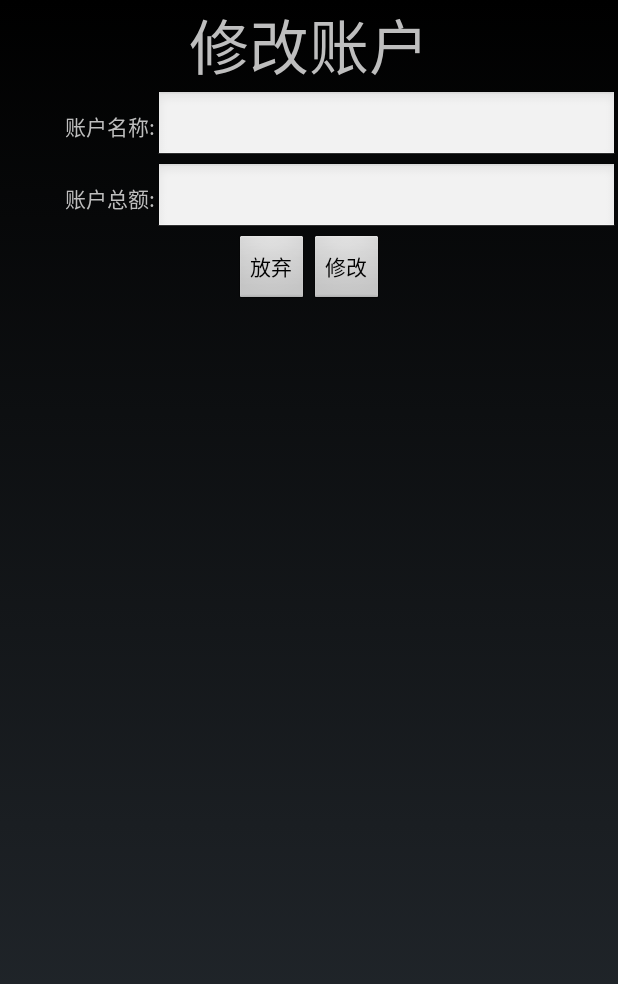
After one commit to dimoge/granule-android, an Android app: the layout dialog_account_update.xml on its own in the app's theme, with its tools: preview values and no code run, on a phone screen of 412 x 824 dp. The commit adds this screen. Shown: the top 984 px of the screen. Run offline under Robolectric (Android 15) with nearby library versions, the phone set to English and light mode, and no system bars.

Commit message:
修改账户信息界面搭建完成 ,哦yes

```diff
--- a/src/main/res/layout/adapter_account.xml
+++ b/src/main/res/layout/adapter_account.xml
@@ -15,7 +15,7 @@
         </LinearLayout>
         <!-- 编辑按钮-->
         <LinearLayout android:layout_width="match_parent" android:layout_height="match_parent" android:layout_weight="3">
-            <ImageView android:layout_width="wrap_content" android:layout_height="wrap_content" android:background="@mipmap/account_update"/>
+            <ImageButton android:id="@+id/account_update_imgBtn" android:layout_width="wrap_content" android:layout_height="wrap_content" android:background="@mipmap/account_update"/>
         </LinearLayout>
     </LinearLayout>
 
--- /dev/null
+++ b/src/main/res/layout/dialog_account_update.xml
@@ -0,0 +1,26 @@
+<?xml version="1.0" encoding="utf-8"?>
+<LinearLayout xmlns:android="http://schemas.android.com/apk/res/android"
+              android:orientation="vertical"
+              android:layout_width="match_parent"
+              android:layout_height="match_parent">
+    <TextView android:layout_width="match_parent" android:layout_height="wrap_content" android:text="修改账户" android:gravity="center" android:textSize="40dp"/>
+
+    <!-- 账户名称-->
+    <LinearLayout android:layout_width="match_parent" android:layout_height="wrap_content">
+        <TextView android:layout_width="match_parent" android:layout_height="match_parent" android:text="账户名称:" android:layout_weight="3" android:gravity="right|center_vertical"/>
+        <EditText android:id="@+id/account_name_update_edtTxt" android:layout_width="match_parent" android:layout_height="match_parent" android:layout_weight="1"/>
+    </LinearLayout>
+
+    <!-- 总额-->
+    <LinearLayout android:layout_width="match_parent" android:layout_height="wrap_content">
+        <TextView android:layout_width="match_parent" android:layout_height="match_parent" android:text="账户总额:" android:layout_weight="3" android:gravity="right|center_vertical"/>
+        <EditText android:id="@+id/account_total_update_edtTxt" android:layout_width="match_parent" android:layout_height="match_parent" android:layout_weight="1" android:inputType="number"/>
+    </LinearLayout>
+
+    <!-- 确定/取消按钮-->
+    <LinearLayout android:layout_width="match_parent" android:layout_height="wrap_content" android:gravity="center" android:orientation="horizontal">
+        <Button android:id="@+id/account_update_no_btn" android:layout_width="wrap_content" android:layout_height="wrap_content" android:text="放弃"/>
+        <Button android:id="@+id/account_update_yes_btn" android:layout_width="wrap_content" android:layout_height="wrap_content" android:text="修改"/>
+    </LinearLayout>
+
+</LinearLayout>
```
Also changed, not shown: src/main/java/granule/dimoge/me/adapter/AccountListAdapter.java (+13 -4 lines), src/main/java/granule/dimoge/me/dialog/AccountUpdateDialog.java (added, +78 -0 lines), src/main/res/layout/activity_account.xml (+5 -2 lines), src/main/res/mipmap-xxhdpi/account_account.png (added), src/main/res/mipmap-xxhdpi/account_report.png (added).
